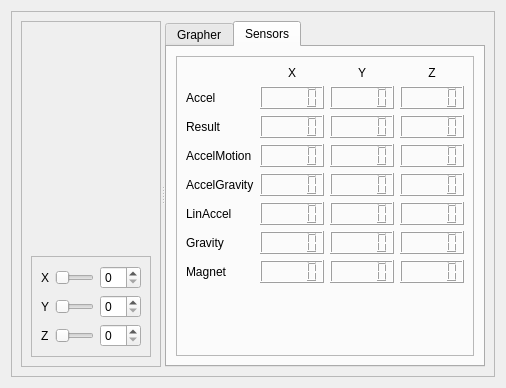
First picture: the form in Qt/my_programm/Get_acceleration_data/src/get_acceleration_data/ui/get_acceleration_data.ui, repository RinatB2017/mega_GIT, before the edit.
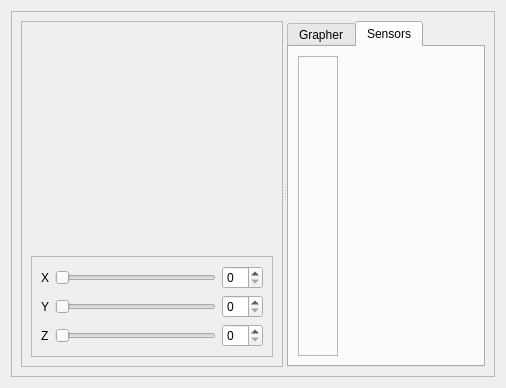
Second picture: the form after the edit. The open tabs and pages were chosen to show the change. Custom widgets are drawn as their Qt base class.

Diff of the .ui file:
```diff
--- a/Qt/my_programm/Get_acceleration_data/src/get_acceleration_data/ui/get_acceleration_data.ui
+++ b/Qt/my_programm/Get_acceleration_data/src/get_acceleration_data/ui/get_acceleration_data.ui
@@ -163,150 +163,7 @@
              </property>
              <layout class="QVBoxLayout" name="verticalLayout_3">
               <item>
-               <layout class="QGridLayout" name="gridLayout">
-                <item row="3" column="0">
-                 <widget class="QLabel" name="label_5">
-                  <property name="text">
-                   <string>AccelMotion</string>
-                  </property>
-                 </widget>
-                </item>
-                <item row="4" column="0">
-                 <widget class="QLabel" name="label_7">
-                  <property name="text">
-                   <string>AccelGravity</string>
-                  </property>
-                 </widget>
-                </item>
-                <item row="7" column="0">
-                 <widget class="QLabel" name="label_10">
-                  <property name="text">
-                   <string>Magnet</string>
-                  </property>
-                 </widget>
-                </item>
-                <item row="1" column="0">
-                 <widget class="QLabel" name="label">
-                  <property name="text">
-                   <string>Accel</string>
-                  </property>
-                 </widget>
-                </item>
-                <item row="0" column="1">
-                 <widget class="QLabel" name="label_12">
-                  <property name="text">
-                   <string>X</string>
-                  </property>
-                  <property name="alignment">
-                   <set>Qt::AlignCenter</set>
-                  </property>
-                 </widget>
-                </item>
-                <item row="0" column="2">
-                 <widget class="QLabel" name="label_11">
-                  <property name="text">
-                   <string>Y</string>
-                  </property>
-                  <property name="alignment">
-                   <set>Qt::AlignCenter</set>
-                  </property>
-                 </widget>
-                </item>
-                <item row="5" column="0">
-                 <widget class="QLabel" name="label_8">
-                  <property name="text">
-                   <string>LinAccel</string>
-                  </property>
-                 </widget>
-                </item>
-                <item row="6" column="0">
-                 <widget class="QLabel" name="label_9">
-                  <property name="text">
-                   <string>Gravity</string>
-                  </property>
-                 </widget>
-                </item>
-                <item row="2" column="0">
-                 <widget class="QLabel" name="label_4">
-                  <property name="text">
-                   <string>Result</string>
-                  </property>
-                 </widget>
-                </item>
-                <item row="0" column="3">
-                 <widget class="QLabel" name="label_13">
-                  <property name="text">
-                   <string>Z</string>
-                  </property>
-                  <property name="alignment">
-                   <set>Qt::AlignCenter</set>
-                  </property>
-                 </widget>
-                </item>
-                <item row="1" column="1">
-                 <widget class="QLCDNumber" name="lcd_accel_x"/>
-                </item>
-                <item row="1" column="2">
-                 <widget class="QLCDNumber" name="lcd_accel_y"/>
-                </item>
-                <item row="1" column="3">
-                 <widget class="QLCDNumber" name="lcd_accel_z"/>
-                </item>
-                <item row="2" column="1">
-                 <widget class="QLCDNumber" name="lcd_result_x"/>
-                </item>
-                <item row="2" column="2">
-                 <widget class="QLCDNumber" name="lcd_result_y"/>
-                </item>
-                <item row="2" column="3">
-                 <widget class="QLCDNumber" name="lcd_result_z"/>
-                </item>
-                <item row="3" column="1">
-                 <widget class="QLCDNumber" name="lcd_accelmotion_x"/>
-                </item>
-                <item row="3" column="2">
-                 <widget class="QLCDNumber" name="lcd_accelmotion_y"/>
-                </item>
-                <item row="3" column="3">
-                 <widget class="QLCDNumber" name="lcd_accelmotion_z"/>
-                </item>
-                <item row="4" column="1">
-                 <widget class="QLCDNumber" name="lcd_accelgravity_x"/>
-                </item>
-                <item row="4" column="2">
-                 <widget class="QLCDNumber" name="lcd_accelgravity_y"/>
-                </item>
-                <item row="4" column="3">
-                 <widget class="QLCDNumber" name="lcd_accelgravity_z"/>
-                </item>
-                <item row="5" column="1">
-                 <widget class="QLCDNumber" name="lcd_linaccel_x"/>
-                </item>
-                <item row="5" column="2">
-                 <widget class="QLCDNumber" name="lcd_linaccel_y"/>
-                </item>
-                <item row="5" column="3">
-                 <widget class="QLCDNumber" name="lcd_linaccel_z"/>
-                </item>
-                <item row="6" column="1">
-                 <widget class="QLCDNumber" name="lcd_gravity_x"/>
-                </item>
-                <item row="6" column="2">
-                 <widget class="QLCDNumber" name="lcd_gravity_y"/>
-                </item>
-                <item row="6" column="3">
-                 <widget class="QLCDNumber" name="lcd_gravity_z"/>
-                </item>
-                <item row="7" column="1">
-                 <widget class="QLCDNumber" name="lcd_magnet_x"/>
-                </item>
-                <item row="7" column="2">
-                 <widget class="QLCDNumber" name="lcd_magnet_y"/>
-                </item>
-                <item row="7" column="3">
-                 <widget class="QLCDNumber" name="lcd_magnet_z"/>
-                </item>
-               </layout>
+               <widget class="LCD_widget" name="lcd_widget" native="true"/>
               </item>
               <item>
                <spacer name="verticalSpacer">
@@ -366,6 +223,12 @@
    <header>glwidget.h</header>
    <container>1</container>
   </customwidget>
+  <customwidget>
+   <class>LCD_widget</class>
+   <extends>QWidget</extends>
+   <header>lcd_widget.hpp</header>
+   <container>1</container>
+  </customwidget>
  </customwidgets>
  <resources/>
  <connections/>
```
